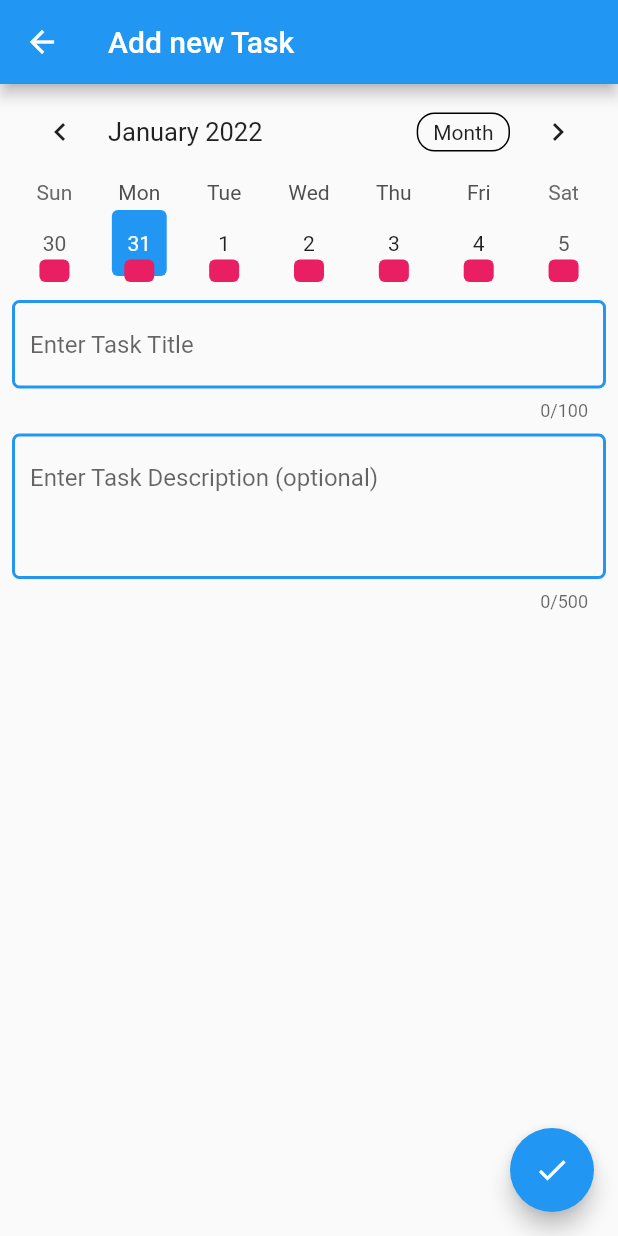
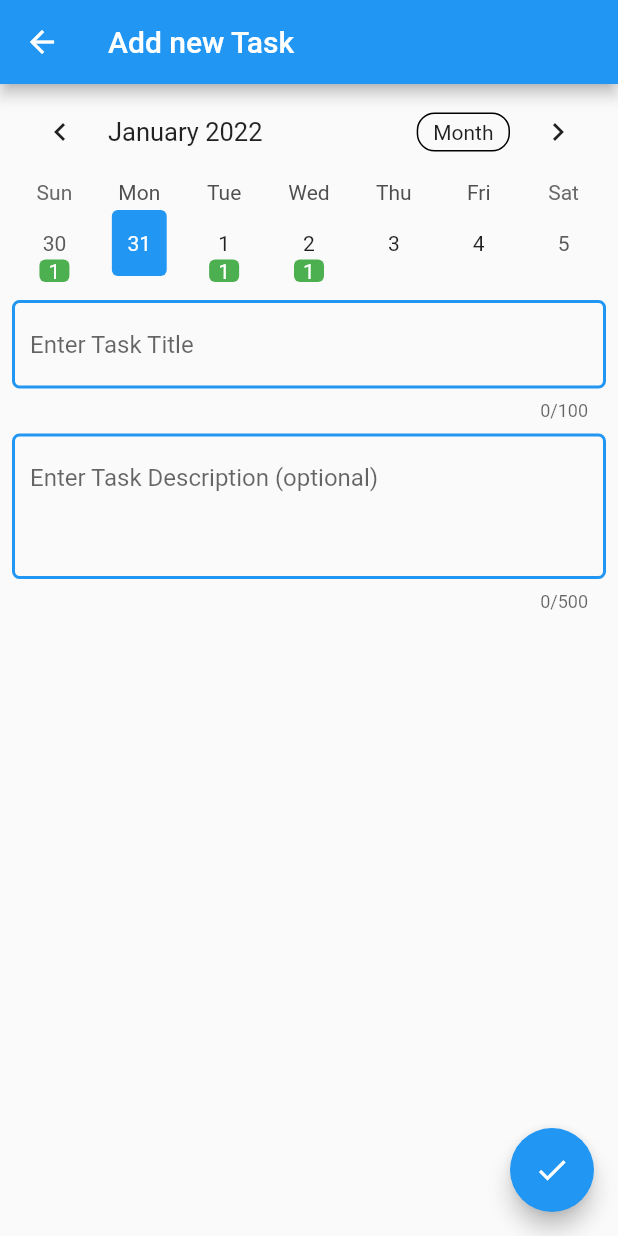
Before and after one commit to HoussemTN/devbrains-todo, a Flutter app: the AddTasksView screen opened by its route, on a phone screen of 412 x 824 dp. Run offline on Flutter 3.47's test engine with Material 2 defaults, Android fonts, the phone set to English and light mode, and no system bars; drawn by our look-alikes of table_calendar.

Commit message:
feat: count todo tasks while adding new task

```diff
--- a/lib/library/globals.dart
+++ b/lib/library/globals.dart
@@ -2,16 +2,17 @@
 import 'package:flutter/material.dart';
 
 const List<MaterialColor> primaries = <MaterialColor>[
-  Colors.red,
-  Colors.pink,
+
+  Colors.cyan,
+  Colors.green,
+  Colors.lightGreen,
+  Colors.teal,
   Colors.purple,
   Colors.deepPurple,
   Colors.indigo,
-  Colors.cyan,
-  Colors.teal,
-  Colors.green,
-  Colors.lightGreen,
   Colors.amber,
   Colors.orange,
   Colors.deepOrange,
+  Colors.pink,
+  Colors.red,
 ];
--- a/lib/provider/TaskModel.dart
+++ b/lib/provider/TaskModel.dart
@@ -15,6 +15,11 @@ class TaskModel extends ChangeNotifier {
     _todoTasks.add(_task);
     notifyListeners();
   }
+  int countTasksByDate(DateTime _datetime) => _todoTasks.where((task) =>
+  task.deadline.day== _datetime.day &&
+  task.deadline.month== _datetime.month &&
+  task.deadline.year== _datetime.year
+  ).length;
   void markAsDone(int index){
     _todoTasks[index].status=true;
     notifyListeners();
--- a/lib/view/AddTasksView.dart
+++ b/lib/view/AddTasksView.dart
@@ -52,14 +52,18 @@ class _AddTasksViewState extends State<AddTasksView> {
                       },
                       calendarBuilders: CalendarBuilders(
                           markerBuilder: (context, datetime, events) {
-                            return Container(
+                            return model.countTasksByDate(datetime) >0 ?Container(
                               width: 20,
                               height: 15,
                               decoration: BoxDecoration(
-                                  color: globals.primaries[1],
+                                  color: globals.primaries[model.countTasksByDate(datetime)],
                                   borderRadius: BorderRadius.circular(4.0)
                               ),
-                            );
+                              child: Center(
+                                child: Text(model.countTasksByDate(datetime).toString(),
+                                style: TextStyle(color: Colors.white)),
+                              ),
+                            ): Container();
                           },
                           selectedBuilder: (context, _datetime, focusedDay) {
                             return Container(
```
